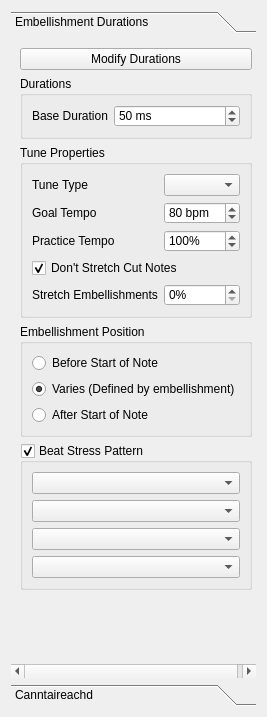
Before: the Qt Designer form mscore/bagpipeassistant.ui in aTTocs/MuseScore, drawn with Qt 5.
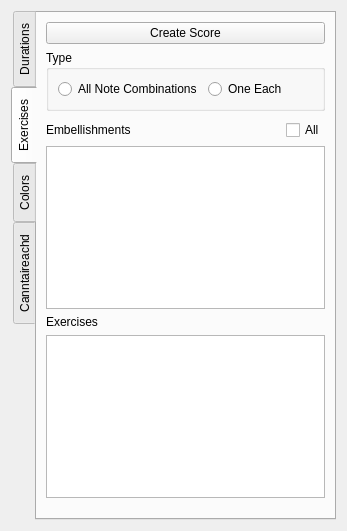
After: the same form once the commit is applied.

Commit message: Lots of changes: - Durations modifier, with working options for playing embellishments before or after the start of the melody note. - Definitions and EmbellishmentDefinitions, with highly customizable xml based embellishment definitions. - Began working on Exercise score maker, when transitioned from using Qt Creator to Visual Studio 2017.

The edit to the form file:
```diff
--- a/mscore/bagpipeassistant.ui
+++ b/mscore/bagpipeassistant.ui
@@ -6,8 +6,8 @@
    <rect>
     <x>0</x>
     <y>0</y>
-    <width>267</width>
-    <height>717</height>
+    <width>347</width>
+    <height>531</height>
    </rect>
   </property>
   <property name="sizePolicy">
@@ -47,24 +47,19 @@
   </property>
   <layout class="QVBoxLayout" name="verticalLayout">
    <item>
-    <widget class="QToolBox" name="panelToolBox">
+    <widget class="QTabWidget" name="tabWidget">
      <property name="toolTip">
       <string>Modifies all embellishment note durations to defined lengths so similar embellishments sound the same and do not vary based on their parent note's duration.</string>
      </property>
+     <property name="tabPosition">
+      <enum>QTabWidget::West</enum>
+     </property>
      <property name="currentIndex">
       <number>0</number>
      </property>
-     <widget class="QWidget" name="embellishmentDurationsPage">
-      <property name="geometry">
-       <rect>
-        <x>0</x>
-        <y>0</y>
-        <width>249</width>
-        <height>645</height>
-       </rect>
-      </property>
-      <attribute name="label">
-       <string>Embellishment Durations</string>
+     <widget class="QWidget" name="durationsTab">
+      <attribute name="title">
+       <string>Durations</string>
       </attribute>
       <layout class="QVBoxLayout" name="verticalLayout_2">
        <property name="bottomMargin">
@@ -298,16 +293,130 @@
        </item>
       </layout>
      </widget>
-     <widget class="QWidget" name="modifyNoteDurationPage">
-      <property name="geometry">
-       <rect>
-        <x>0</x>
-        <y>0</y>
-        <width>249</width>
-        <height>645</height>
-       </rect>
-      </property>
-      <attribute name="label">
+     <widget class="QWidget" name="exercisesTab">
+      <attribute name="title">
+       <string>Exercises</string>
+      </attribute>
+      <layout class="QVBoxLayout" name="verticalLayout_5">
+       <item>
+        <widget class="QPushButton" name="createScoreButton">
+         <property name="text">
+          <string>Create Score</string>
+         </property>
+        </widget>
+       </item>
+       <item>
+        <widget class="QGroupBox" name="typeGroupBox">
+         <property name="title">
+          <string>Type</string>
+         </property>
+         <layout class="QHBoxLayout" name="horizontalLayout">
+          <item>
+           <widget class="QRadioButton" name="allCombosRadioButton">
+            <property name="text">
+             <string>All Note Combinations</string>
+            </property>
+           </widget>
+          </item>
+          <item>
+           <widget class="QRadioButton" name="oneEachRadioButton">
+            <property name="text">
+             <string>One Each</string>
+            </property>
+           </widget>
+          </item>
+         </layout>
+        </widget>
+       </item>
+       <item>
+        <widget class="QWidget" name="embellishmentsLabelContainer" native="true">
+         <property name="minimumSize">
+          <size>
+           <width>0</width>
+           <height>0</height>
+          </size>
+         </property>
+         <layout class="QHBoxLayout" name="horizontalLayout_2">
+          <property name="leftMargin">
+           <number>0</number>
+          </property>
+          <property name="topMargin">
+           <number>3</number>
+          </property>
+          <property name="rightMargin">
+           <number>0</number>
+          </property>
+          <property name="bottomMargin">
+           <number>0</number>
+          </property>
+          <item>
+           <widget class="QLabel" name="embellishmentsLabel">
+            <property name="text">
+             <string>Embellishments</string>
+            </property>
+           </widget>
+          </item>
+          <item>
+           <spacer name="horizontalSpacer">
+            <property name="orientation">
+             <enum>Qt::Horizontal</enum>
+            </property>
+            <property name="sizeHint" stdset="0">
+             <size>
+              <width>40</width>
+              <height>20</height>
+             </size>
+            </property>
+           </spacer>
+          </item>
+          <item>
+           <widget class="QCheckBox" name="expandCollapseAllCheckBox">
+            <property name="text">
+             <string>All</string>
+            </property>
+           </widget>
+          </item>
+         </layout>
+        </widget>
+       </item>
+       <item>
+        <widget class="QTreeView" name="embellishmentsView"/>
+       </item>
+       <item>
+        <widget class="QLabel" name="exercisesLabel">
+         <property name="text">
+          <string>Exercises</string>
+         </property>
+         <property name="margin">
+          <number>0</number>
+         </property>
+        </widget>
+       </item>
+       <item>
+        <widget class="QListView" name="exercisesListView"/>
+       </item>
+       <item>
+        <spacer name="verticalSpacer_2">
+         <property name="orientation">
+          <enum>Qt::Vertical</enum>
+         </property>
+         <property name="sizeHint" stdset="0">
+          <size>
+           <width>20</width>
+           <height>40</height>
+          </size>
+         </property>
+        </spacer>
+       </item>
+      </layout>
+     </widget>
+     <widget class="QWidget" name="colorsTab">
+      <attribute name="title">
+       <string>Colors</string>
+      </attribute>
+     </widget>
+     <widget class="QWidget" name="canntaireachdTab">
+      <attribute name="title">
        <string>Canntaireachd</string>
       </attribute>
      </widget>
```
Left out of the diff: 15 changed lines with no effect on the pictures. The commit also changes 61 other files.
